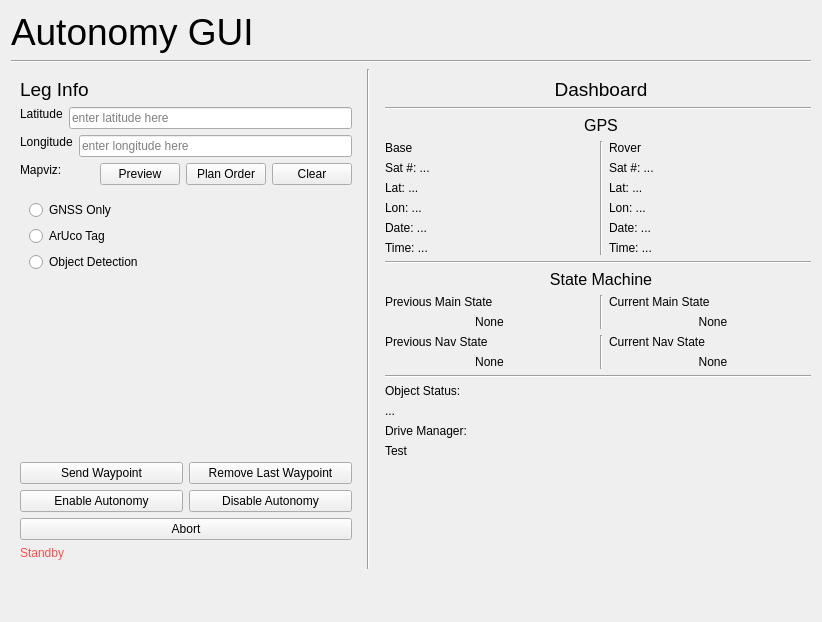
This is mars_ws/src/autonomy/autonomy_gui.ui in BYUMarsRover/Autonomy-ROS2 as Qt 5 draws it before an edit. The edited form follows.
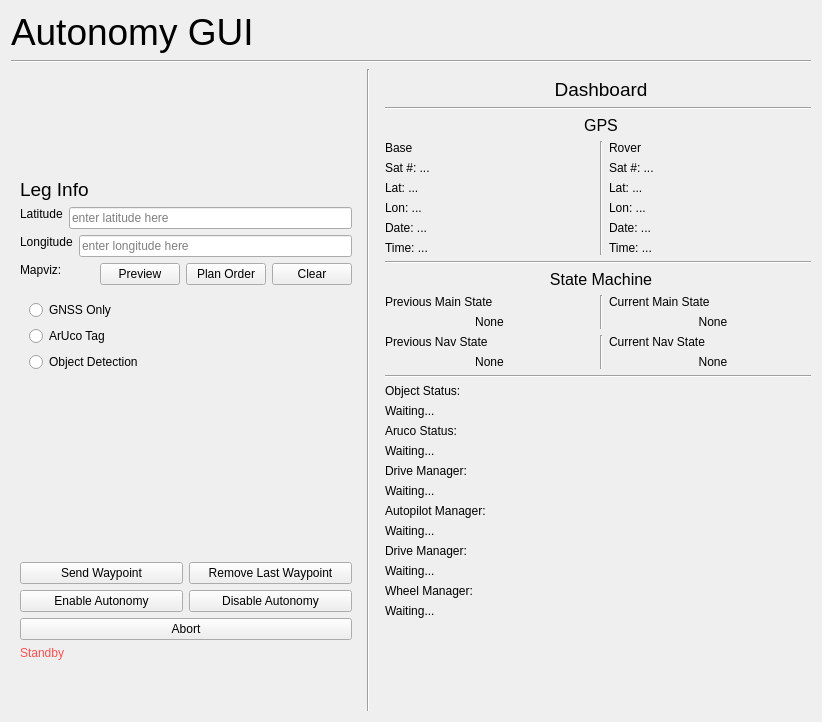
This is the edited form.

Commit message: FEAT-Finished adding mobility callbacks to GUI

What changed in the file:
```diff
--- a/mars_ws/src/autonomy/autonomy_gui.ui
+++ b/mars_ws/src/autonomy/autonomy_gui.ui
@@ -9,7 +9,7 @@
     <x>0</x>
     <y>0</y>
     <width>800</width>
-    <height>600</height>
+    <height>700</height>
    </rect>
   </property>
   <property name="minimumSize">
@@ -30,13 +30,13 @@
      <property name="minimumSize">
       <size>
        <width>800</width>
-       <height>600</height>
+       <height>700</height>
       </size>
      </property>
      <property name="maximumSize">
       <size>
        <width>800</width>
-       <height>600</height>
+       <height>700</height>
       </size>
      </property>
      <!-- Layout Widget -->
@@ -433,13 +433,13 @@
            <property name="minimumSize">
             <size>
              <width>450</width>
-             <height>500</height>
+             <height>700</height>
             </size>
            </property>
            <property name="maximumSize">
             <size>
              <width>450</width>
-             <height>500</height>
+             <height>700</height>
             </size>
            </property>
            <layout class="QVBoxLayout" name="verticalLayout_10">
@@ -765,7 +765,7 @@
                 <item>
                  <widget class="QLabel" name="ObjStatus">
                   <property name="text">
-                   <string>...</string>
+                   <string>Waiting...</string>
                   </property>
                   <property name="alignment">
                    <set>Qt::AlignLeft</set>
@@ -775,6 +775,27 @@
                 <item>
                  <widget class="QLabel" name="ObjLabel">
                   <property name="text">
+                   <string>Aruco Status:</string>
+                  </property>
+                  <property name="alignment">
+                   <set>Qt::AlignLeft</set>
+                  </property>
+                 </widget>
+                </item>
+                <item>
+                 <widget class="QLabel" name="ArucoStatus">
+                  <property name="text">
+                   <string>Waiting...</string>
+                  </property>
+                  <property name="alignment">
+                   <set>Qt::AlignLeft</set>
+                  </property>
+                 </widget>
+                </item>
+                <!-- Autopilot commands -->
+                <item>
+                 <widget class="QLabel" name="DriveManagerLabel">
+                  <property name="text">
                    <string>Drive Manager:</string>
                   </property>
                   <property name="alignment">
@@ -785,7 +806,70 @@
                 <item>
                  <widget class="QLabel" name="DriveManager">
                   <property name="text">
-                   <string>Test</string>
+                   <string>Waiting...</string>
+                  </property>
+                  <property name="alignment">
+                   <set>Qt::AlignLeft</set>
+                  </property>
+                 </widget>
+                </item>
+                <!-- Rover Velocity Commands -->
+                <item>
+                 <widget class="QLabel" name="AutopilotManagerLabel">
+                  <property name="text">
+                   <string>Autopilot Manager:</string>
+                  </property>
+                  <property name="alignment">
+                   <set>Qt::AlignLeft</set>
+                  </property>
+                 </widget>
+                </item>
+                <item>
+                 <widget class="QLabel" name="VelocityCmds">
+                  <property name="text">
+                   <string>Waiting...</string>
+                  </property>
+                  <property name="alignment">
+                   <set>Qt::AlignLeft</set>
+                  </property>
+                 </widget>
+                </item>
+                <!-- Wheel velocity commands -->
+                <item>
+                 <widget class="QLabel" name="DriveManagerLabel">
+                  <property name="text">
+                   <string>Drive Manager:</string>
+                  </property>
+                  <property name="alignment">
+                   <set>Qt::AlignLeft</set>
+                  </property>
+                 </widget>
+                </item>
+                <item>
+                 <widget class="QLabel" name="WheelVelocityCmds">
+                  <property name="text">
+                   <string>Waiting...</string>
+                  </property>
+                  <property name="alignment">
+                   <set>Qt::AlignLeft</set>
+                  </property>
+                 </widget>
+                </item>
+                <!--  IWC Motor Commands-->
+                <item>
+                 <widget class="QLabel" name="WheelManagerLabel">
+                  <property name="text">
+                   <string>Wheel Manager:</string>
+                  </property>
+                  <property name="alignment">
+                   <set>Qt::AlignLeft</set>
+                  </property>
+                 </widget>
+                </item>
+                <item>
+                 <widget class="QLabel" name="IWCCmds">
+                  <property name="text">
+                   <string>Waiting...</string>
                   </property>
                   <property name="alignment">
                    <set>Qt::AlignLeft</set>
```
Left out of the diff: 4 changed lines with no effect on the pictures. The commit also changes 1 other file.
